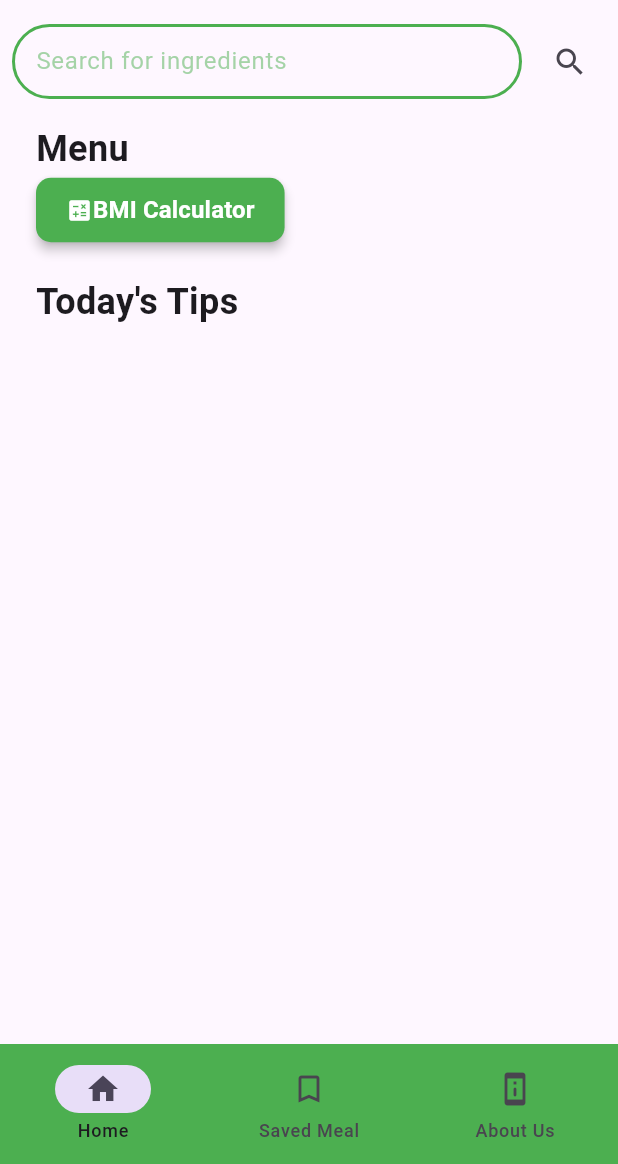
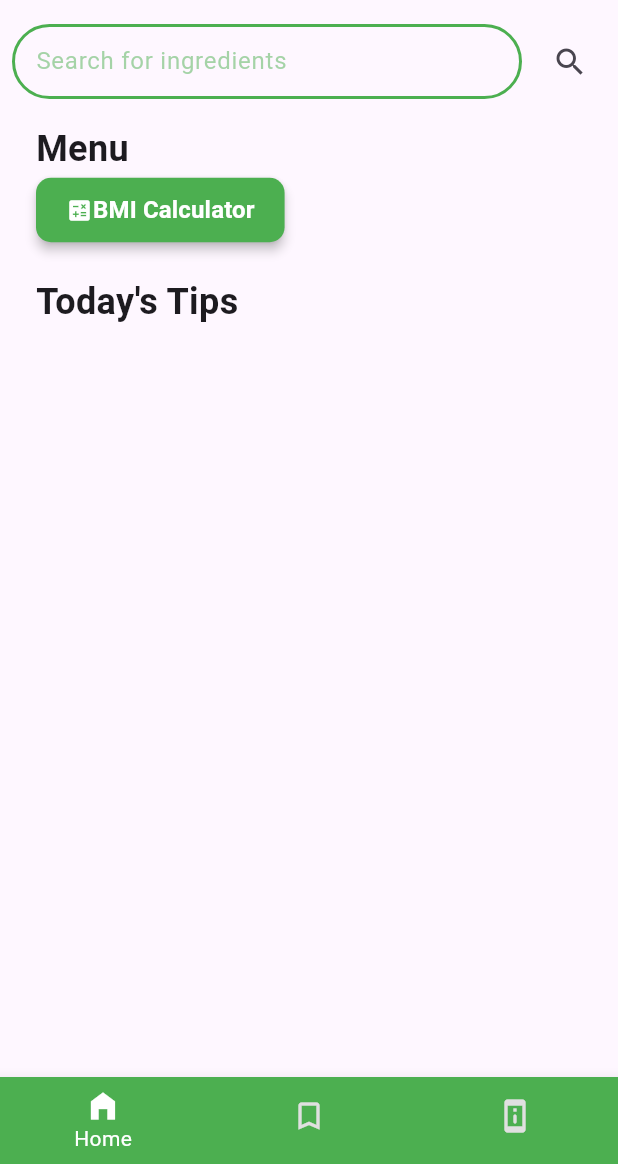
Before and after one commit to AAdrian565/OrMeal, a Flutter app: the screen it shows once a user with an empty profile is signed in, on a phone screen of 412 x 824 dp, the part 72-1236 px from its top. Run offline on Flutter 3.47's test engine with Material 3 defaults, Android fonts, the light colour scheme and no system bars; our stand-ins replace cloud_firestore, firebase_auth, firebase_core; accounts and stored records are empty.

Commit message:
nav UI edit

```diff
--- a/lib/pages/navigation.dart
+++ b/lib/pages/navigation.dart
@@ -95,31 +95,35 @@ class _MainPage extends State<MainPage> {
   }
 
   Widget buildNavigationBarWidget(int currentIndex) {
-    return NavigationBar(
-      onDestinationSelected: (int index) {
+    return BottomNavigationBar(
+      type: BottomNavigationBarType.fixed,
+      onTap: (int index) {
         setState(() {
           currentPageIndex = index;
         });
       },
-      backgroundColor: Colors.green,
-      // indicatorColor: Colors.blue,
-      selectedIndex: currentIndex,
-      destinations: const <Widget>[
-        NavigationDestination(
-          selectedIcon: Icon(Icons.home),
+      currentIndex: currentIndex,
+      items: const <BottomNavigationBarItem>[
+        BottomNavigationBarItem(
           icon: Icon(Icons.home_outlined),
+          activeIcon: Icon(Icons.home_filled),
           label: 'Home',
         ),
-        NavigationDestination(
-          selectedIcon: Icon(Icons.bookmark),
+        BottomNavigationBarItem(
           icon: Icon(Icons.bookmark_border_outlined),
+          activeIcon: Icon(Icons.bookmark),
           label: 'Saved Meal',
         ),
-        NavigationDestination(
+        BottomNavigationBarItem(
           icon: Icon(Icons.perm_device_info_rounded),
+          activeIcon: Icon(Icons.perm_device_info),
           label: 'About Us',
         ),
       ],
+      backgroundColor: Colors.green,
+      selectedItemColor: Colors.white,
+      unselectedItemColor: Colors.grey[300],
+      showUnselectedLabels: false,
     );
   }
 }
```
